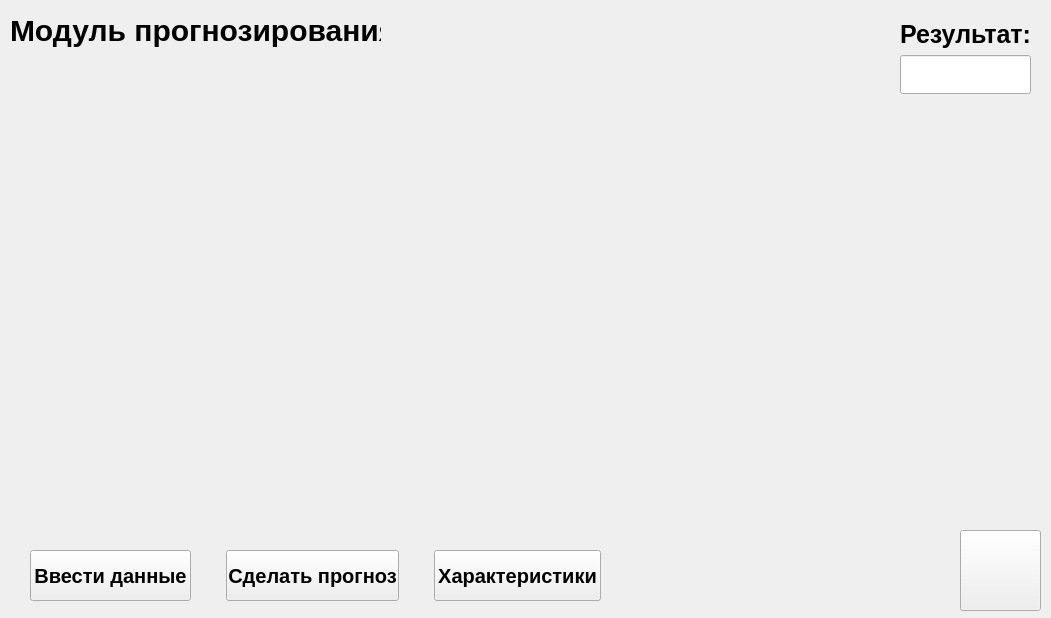
The window that design/MainWindow.ui (SerenityFlaim/student_predict) describes before a commit, drawn with Qt 5.
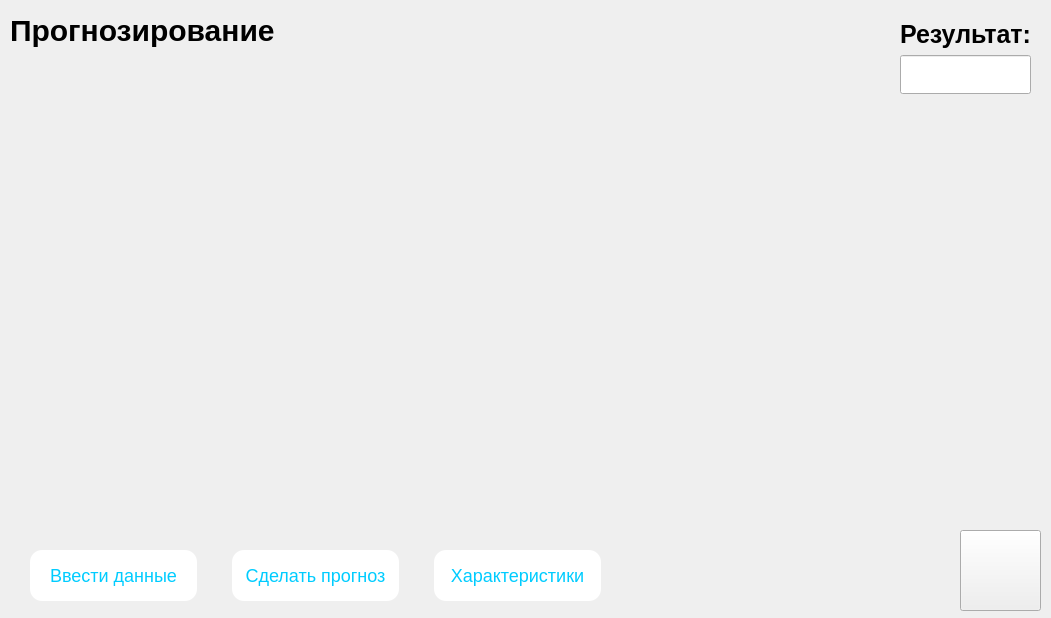
The same window after the commit. Icons and pictures are not drawn.

Commit message: new windows for clustering and little restyling

Diff of the .ui file:
```diff
--- a/design/MainWindow.ui
+++ b/design/MainWindow.ui
@@ -63,7 +63,7 @@
 font-weight: 600;</string>
     </property>
     <property name="text">
-     <string>Модуль прогнозирования</string>
+     <string>Прогнозирование</string>
     </property>
    </widget>
    <widget class="QWidget" name="layoutWidget">
@@ -88,8 +88,16 @@
         </sizepolicy>
        </property>
        <property name="styleSheet">
-        <string notr="true">font-size: 20px;
-font-weight: 500;</string>
+        <string notr="true">QPushButton#add_data_btn{
+	font-size: 18px;
+	color: rgb(0, 204, 255);	
+	border-radius: 12px;
+	background-color: white;
+}
+
+QPushButton:hover#add_data_btn{
+	background-color: rgb(230, 250, 255);
+}</string>
        </property>
        <property name="text">
         <string>Ввести данные</string>
@@ -105,8 +113,16 @@
         </sizepolicy>
        </property>
        <property name="styleSheet">
-        <string notr="true">font-size: 20px;
-font-weight: 500;</string>
+        <string notr="true">QPushButton#predict_btn{
+	font-size: 18px;
+	color: rgb(0, 204, 255);	
+	border-radius: 12px;
+	background-color: white;
+}
+
+QPushButton:hover#predict_btn{
+	background-color: rgb(230, 250, 255);
+}</string>
        </property>
        <property name="text">
         <string>Сделать прогноз</string>
@@ -122,8 +138,16 @@
         </sizepolicy>
        </property>
        <property name="styleSheet">
-        <string notr="true">font-size: 20px;
-font-weight: 500;</string>
+        <string notr="true">QPushButton#features_btn{
+	font-size: 18px;
+	color: rgb(0, 204, 255);	
+	border-radius: 12px;
+	background-color: white;
+}
+
+QPushButton:hover#features_btn{
+	background-color: rgb(230, 250, 255);
+}</string>
        </property>
        <property name="text">
         <string>Характеристики</string>
```
Left out of the diff: 12 changed lines with no effect on the pictures. The commit also changes 7 other files.
